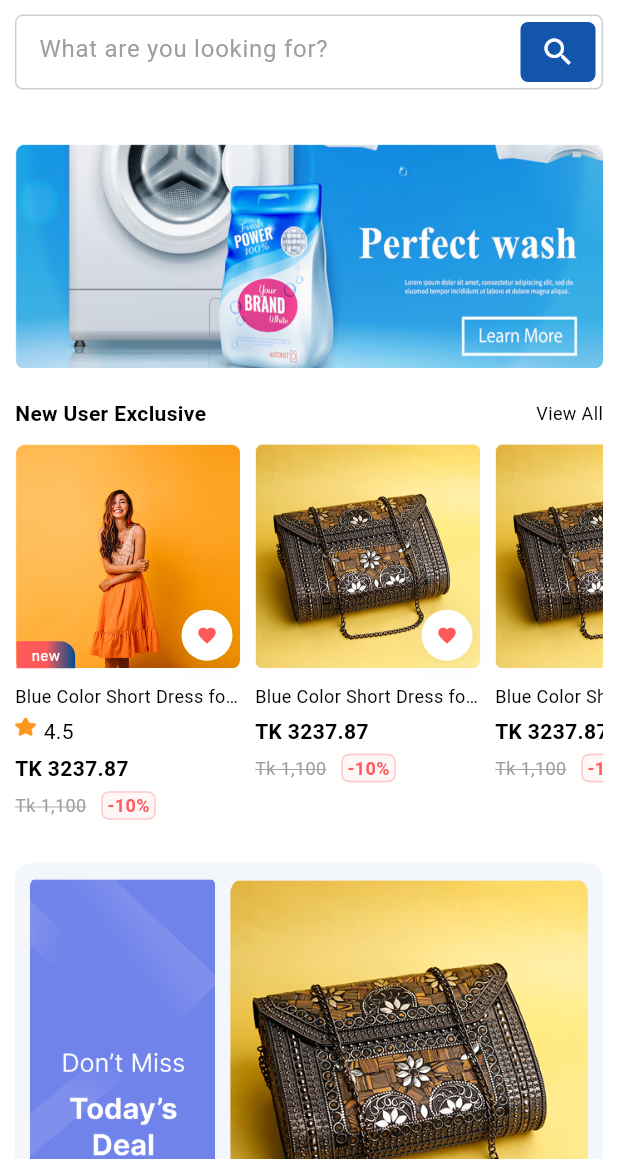
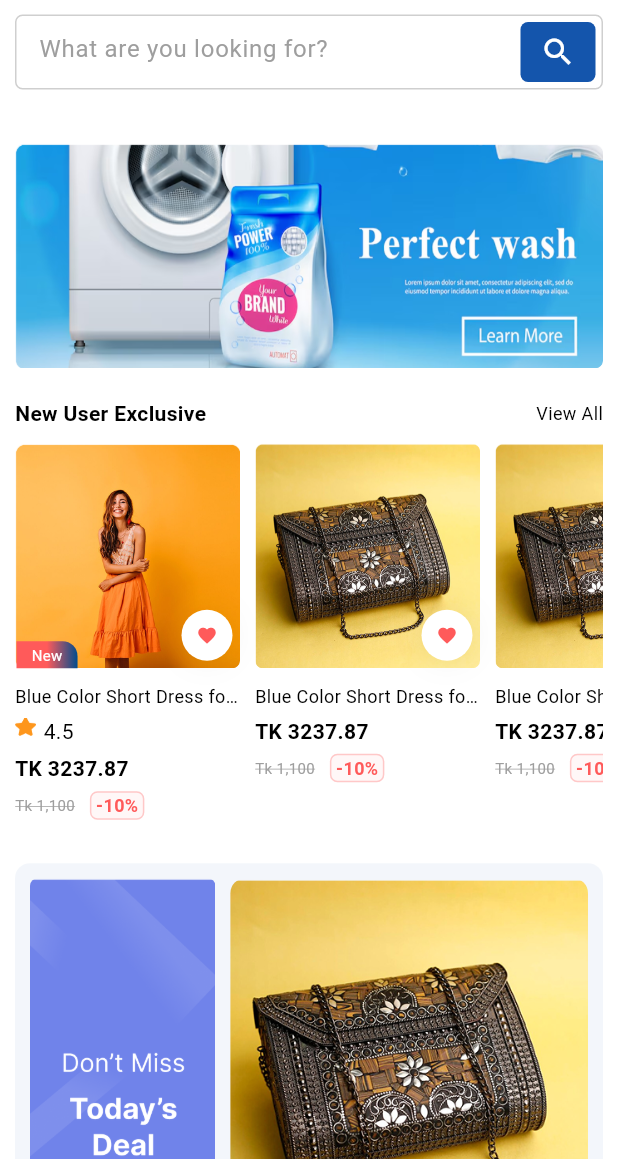
Before and after one commit to Zianur-6am/Flutter-Getx, a Flutter app: the ValleyHomeScreen screen opened by its route, scrolled down 576 dp, on a phone screen of 412 x 824 dp, the part 77-1236 px from its top. Run offline on Flutter 3.47's test engine with Material 3 defaults, Android fonts, the phone set to English and light mode, and no system bars; our stand-ins replace cached_network_image, carousel_slider, flutter_svg, get, shared_preferences; accounts and stored records are empty; network calls fail; Roboto replaces fonts that are missing (TitilliumWeb); project files that could hold a hidden picture were left out.

Commit message:
Code polished, removed hardcoded values

```diff
--- a/lib/Internationalization/messages.dart
+++ b/lib/Internationalization/messages.dart
@@ -36,7 +36,6 @@ class Messages extends Translations{
       'best_selling' : 'Best Selling',
       'up_to_20' : 'Up to 20%',
       'ends_in' : 'Ends in',
-      'up_to_20' : 'Up to 20%'
 
     },
     'hi_IN' : {
--- a/lib/design_practice/6valley_user/home_screen/widgets/new_user_exclusive_section_widget.dart
+++ b/lib/design_practice/6valley_user/home_screen/widgets/new_user_exclusive_section_widget.dart
@@ -20,7 +20,7 @@ class NewUserExclusiveSectionWidget extends StatelessWidget {
             Text(
               'new_user_exclusive'.tr,
               style: const TextStyle(
-                  fontWeight: FontWeight.w700, fontSize: 14),
+                  fontWeight: FontWeight.w700, fontSize: Dimensions.fontSizeDefault),
             ),
             Text(
               'view_all'.tr,
--- a/lib/design_practice/6valley_user/home_screen/widgets/product_card_widget.dart
+++ b/lib/design_practice/6valley_user/home_screen/widgets/product_card_widget.dart
@@ -53,13 +53,13 @@ class ProductCardWidget extends StatelessWidget {
                         Theme.of(context).colorScheme.secondary,
                       ]),
                     ),
-                    child: const Padding(
-                      padding: EdgeInsets.symmetric(
+                    child: Padding(
+                      padding: const EdgeInsets.symmetric(
                         horizontal: Dimensions.paddingSizeSmall,
                         vertical: 2,
                       ),
-                      child: Text('new', style: TextStyle(
-                        color: Colors.white,
+                      child: Text('new'.tr, style: TextStyle(
+                        color: Theme.of(context).cardColor,
                         fontSize: Dimensions.paddingSizeSmall,
                       )),
                     ),
@@ -130,7 +130,7 @@ class DiscountSectionWidget extends StatelessWidget {
     return Row(children: [
       Text('discount'.tr,
         style: TextStyle(
-            fontSize: 12,
+            fontSize: Dimensions.fontSizeExtraSmall,
             fontWeight: FontWeight.w400,
             decoration: TextDecoration.lineThrough,
             decorationColor: Theme.of(context).hintColor,
@@ -174,7 +174,7 @@ class RatingSectionWidget extends StatelessWidget {
           mainAxisAlignment: MainAxisAlignment.start,
           crossAxisAlignment: CrossAxisAlignment.start,
           children: [
-            const CustomAssetImageWidget(Images.starIcon, height: 14, width: 14),
+            const CustomAssetImageWidget(Images.starIcon, height: Dimensions.iconSizeSmall, width: Dimensions.iconSizeSmall),
             const SizedBox(width: Dimensions.paddingSizeExtraSmall),
 
             Text('rating'.tr, style: const TextStyle(fontSize: Dimensions.fontSizeDefault)),
--- a/lib/design_practice/6valley_user/home_screen/widgets/todays_deal_widget.dart
+++ b/lib/design_practice/6valley_user/home_screen/widgets/todays_deal_widget.dart
@@ -118,7 +118,7 @@ class RatingSectionWidget extends StatelessWidget {
         mainAxisAlignment: MainAxisAlignment.start,
         crossAxisAlignment: CrossAxisAlignment.start,
         children: [
-          const CustomAssetImageWidget(Images.starIcon, height: 16, width: 16),
+          const CustomAssetImageWidget(Images.starIcon, height: Dimensions.fontSizeExtraLarge, width: Dimensions.fontSizeExtraLarge),
           const SizedBox(width: Dimensions.paddingSizeExtraSmall),
 
           Text('rating'.tr, style: const TextStyle(fontSize: Dimensions.fontSizeDefault)),
@@ -130,7 +130,7 @@ class RatingSectionWidget extends StatelessWidget {
 
       Row(children: [
 
-        const CustomAssetImageWidget(Images.boxIcon, height: 16, width: 16,),
+        const CustomAssetImageWidget(Images.boxIcon, height: Dimensions.fontSizeExtraLarge, width: Dimensions.fontSizeExtraLarge),
         const SizedBox(width: Dimensions.paddingSizeExtraSmall),
 
         Text('items_left'.tr, style: TextStyle(
@@ -159,7 +159,7 @@ class DiscountSectionWidget extends StatelessWidget {
         Row(children: [
           Text('discount'.tr,
             style: TextStyle(
-                fontSize: 12,
+                fontSize: Dimensions.fontSizeExtraSmall,
                 fontWeight: FontWeight.w400,
                 decoration: TextDecoration.lineThrough,
                 decorationColor: Theme.of(context).hintColor,
@@ -180,10 +180,9 @@ class DiscountSectionWidget extends StatelessWidget {
             ),
           ),
           const SizedBox(width: Dimensions.paddingSizeExtraSmall),
-
         ]),
 
-        const CustomAssetImageWidget(Images.plusIcon, height: 30, width: 30, fit: BoxFit.cover),
+        const CustomAssetImageWidget(Images.plusIcon, height: Dimensions.iconSizeExtraLarge, width: Dimensions.iconSizeExtraLarge, fit: BoxFit.cover),
 
       ],
     );
--- a/lib/design_practice/6valley_user/home_screen/widgets/top_stores_card_widget.dart
+++ b/lib/design_practice/6valley_user/home_screen/widgets/top_stores_card_widget.dart
@@ -45,7 +45,7 @@ class TopStoresCardWidget extends StatelessWidget {
                   const SizedBox(height: 5),
 
                   Row(children: [
-                    const CustomAssetImageWidget(Images.shopIcon, height: 40, width: 40),
+                    const CustomAssetImageWidget(Images.shopIcon, height: Dimensions.logoHeight, width: Dimensions.logoHeight),
                     const SizedBox(width: Dimensions.paddingEye),
 
                     Column(crossAxisAlignment: CrossAxisAlignment.start,children: [
--- a/lib/design_practice/6valley_user/home_screen/widgets/welcome_banner_widget.dart
+++ b/lib/design_practice/6valley_user/home_screen/widgets/welcome_banner_widget.dart
@@ -18,6 +18,7 @@ class WelcomeBannerWidget extends StatelessWidget {
           Column(
             crossAxisAlignment: CrossAxisAlignment.start,
             children: [
+
               const SizedBox(height: Dimensions.paddingSizeMedium),
 
               Text(
```
Also changed, not shown: lib/design_practice/6valley_user/home_screen/widgets/inner_new_arrivals_tab_view_widget.dart (+4 -5 lines), lib/design_practice/6valley_user/home_screen/widgets/product_card_grid_widget.dart (+9 -9 lines).
